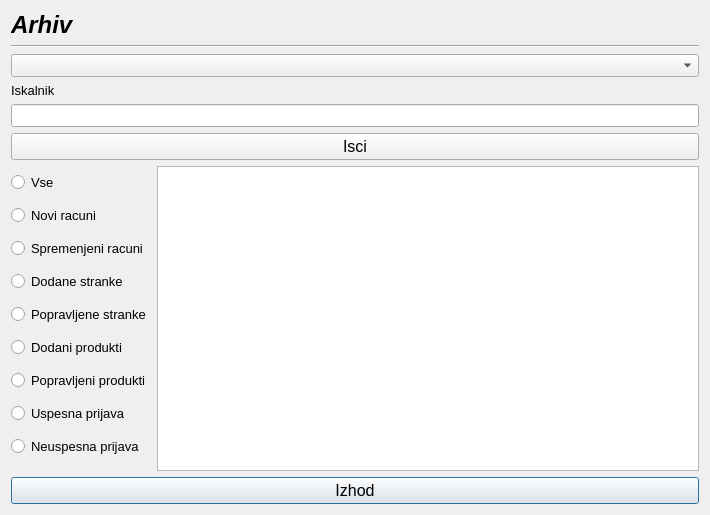
This is arhiv.ui in MaxMaxy/racun as Qt 5 draws it before an edit. The edited form follows.
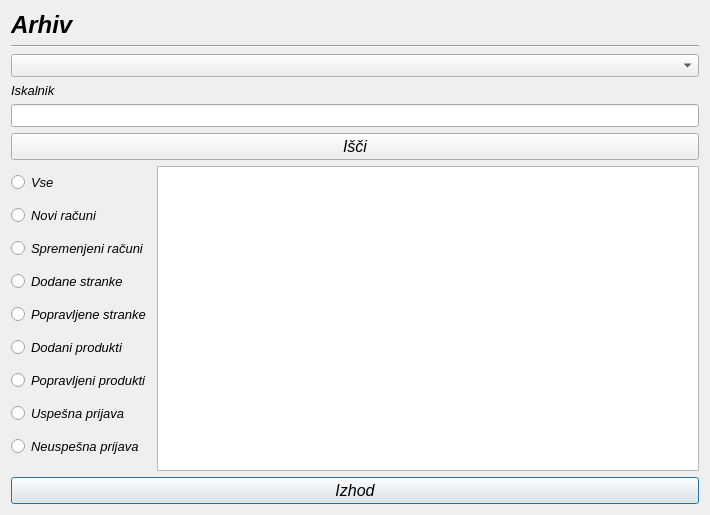
This is the edited form.

The edit to the form file:
```diff
--- a/arhiv.ui
+++ b/arhiv.ui
@@ -36,6 +36,7 @@
       <font>
        <family>MS Sans Serif</family>
        <pointsize>10</pointsize>
+       <italic>true</italic>
       </font>
      </property>
      <property name="text">
@@ -58,6 +59,7 @@
             <font>
              <family>MS Sans Serif</family>
              <pointsize>10</pointsize>
+             <italic>true</italic>
             </font>
            </property>
            <property name="text">
@@ -71,10 +73,11 @@
             <font>
              <family>MS Sans Serif</family>
              <pointsize>10</pointsize>
+             <italic>true</italic>
             </font>
            </property>
            <property name="text">
-            <string>Novi racuni</string>
+            <string>Novi računi</string>
            </property>
           </widget>
          </item>
@@ -84,10 +87,11 @@
             <font>
              <family>MS Sans Serif</family>
              <pointsize>10</pointsize>
+             <italic>true</italic>
             </font>
            </property>
            <property name="text">
-            <string>Spremenjeni racuni</string>
+            <string>Spremenjeni računi</string>
            </property>
           </widget>
          </item>
@@ -97,6 +101,7 @@
             <font>
              <family>MS Sans Serif</family>
              <pointsize>10</pointsize>
+             <italic>true</italic>
             </font>
            </property>
            <property name="text">
@@ -110,6 +115,7 @@
             <font>
              <family>MS Sans Serif</family>
              <pointsize>10</pointsize>
+             <italic>true</italic>
             </font>
            </property>
            <property name="text">
@@ -123,6 +129,7 @@
             <font>
              <family>MS Sans Serif</family>
              <pointsize>10</pointsize>
+             <italic>true</italic>
             </font>
            </property>
            <property name="text">
@@ -136,6 +143,7 @@
             <font>
              <family>MS Sans Serif</family>
              <pointsize>10</pointsize>
+             <italic>true</italic>
             </font>
            </property>
            <property name="text">
@@ -149,10 +157,11 @@
             <font>
              <family>MS Sans Serif</family>
              <pointsize>10</pointsize>
+             <italic>true</italic>
             </font>
            </property>
            <property name="text">
-            <string>Uspesna prijava</string>
+            <string>Uspešna prijava</string>
            </property>
           </widget>
          </item>
@@ -162,10 +171,11 @@
             <font>
              <family>MS Sans Serif</family>
              <pointsize>10</pointsize>
+             <italic>true</italic>
             </font>
            </property>
            <property name="text">
-            <string>Neuspesna prijava</string>
+            <string>Neuspešna prijava</string>
            </property>
           </widget>
          </item>
@@ -192,6 +202,7 @@
         <font>
          <family>MS Sans Serif</family>
          <pointsize>12</pointsize>
+         <italic>true</italic>
         </font>
        </property>
        <property name="text">
@@ -227,10 +238,11 @@
       <font>
        <family>MS Sans Serif</family>
        <pointsize>12</pointsize>
+       <italic>true</italic>
       </font>
      </property>
      <property name="text">
-      <string>Isci</string>
+      <string>Išči</string>
      </property>
     </widget>
    </item>
```
Left out of the diff: 9 changed lines with no effect on the pictures.
